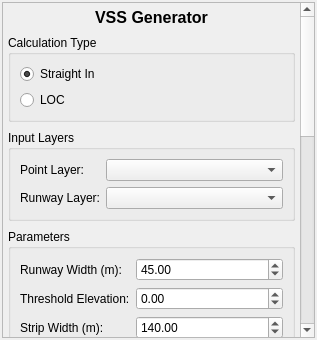
FLYGHT7/qpansopy, file Q_Pansopy/ui/utilities/qpansopy_vss_dockwidget.ui: the form before one commit.
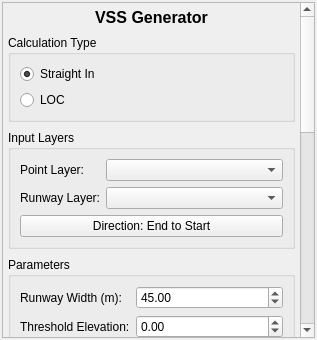
The form after the commit. Custom widgets are drawn as their Qt base class.

Commit message:
Add VSS/OCS direction reversal functionality and update UI
- Implemented direction reversal for VSS/OCS calculations in the QPANSOPYVSSDockWidget.
- Added a toggle button in the UI to switch between 'Start to End' and 'End to Start' directions.
- Updated relevant modules to handle the new direction parameter.
- Enhanced integration tests to verify direction reversal functionality.

Diff of the .ui file:
```diff
--- a/Q_Pansopy/ui/utilities/qpansopy_vss_dockwidget.ui
+++ b/Q_Pansopy/ui/utilities/qpansopy_vss_dockwidget.ui
@@ -137,6 +137,16 @@
        <item row="1" column="1">
         <widget class="QgsMapLayerComboBox" name="runwayLayerComboBox"/>
        </item>
+       <item row="2" column="0" colspan="2">
+        <widget class="QPushButton" name="directionButton">
+         <property name="text">
+          <string>Direction: End to Start</string>
+         </property>
+         <property name="toolTip">
+          <string>Reverse VSS and OCS construction direction. The selected threshold point stays fixed.</string>
+         </property>
+        </widget>
+       </item>
       </layout>
      </widget>
     </item>
```
The commit also changes 6 other files.
